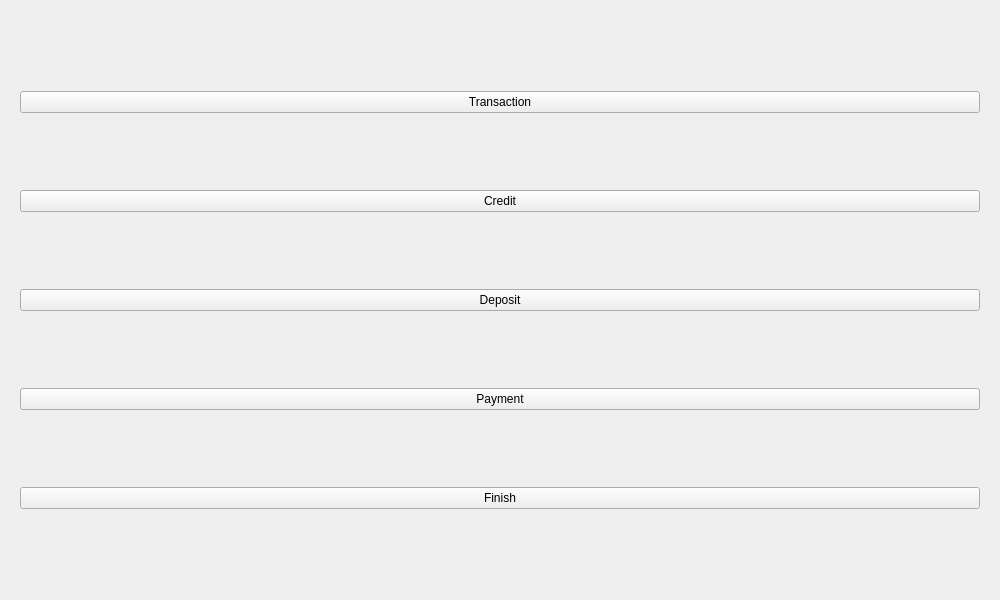
IronTony-Stark/ATM, file views/mainMenu/mainmenuwindow.ui: the form before one commit.
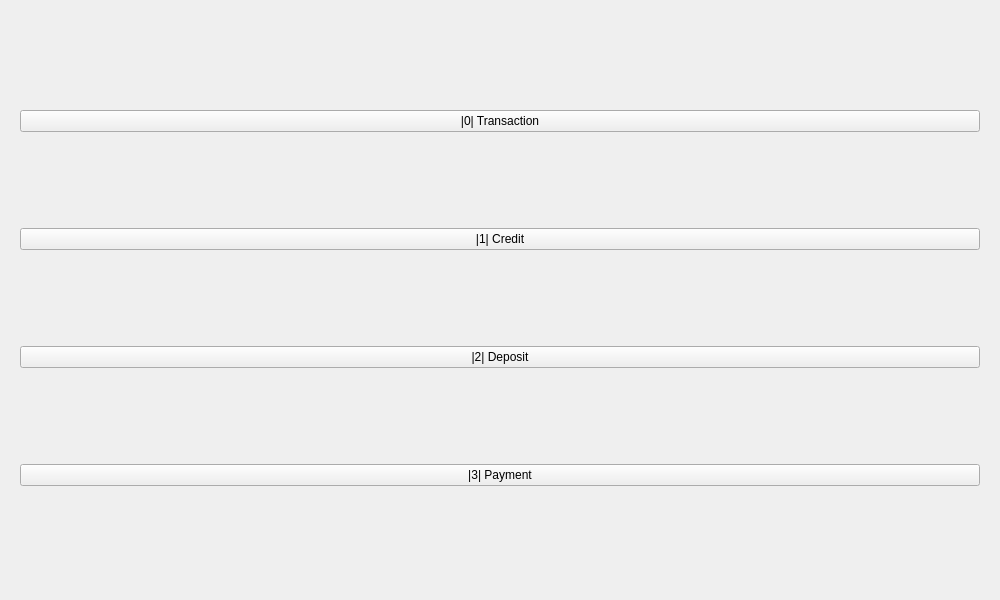
The form after the commit.

```diff
--- a/views/mainMenu/mainmenuwindow.ui
+++ b/views/mainMenu/mainmenuwindow.ui
@@ -21,35 +21,28 @@
        <item>
         <widget class="QPushButton" name="btnTransaction">
          <property name="text">
-          <string>Transaction</string>
+          <string>|0| Transaction</string>
          </property>
         </widget>
        </item>
        <item>
         <widget class="QPushButton" name="btnCredit">
          <property name="text">
-          <string>Credit</string>
+          <string>|1| Credit</string>
          </property>
         </widget>
        </item>
        <item>
         <widget class="QPushButton" name="btnDeposit">
          <property name="text">
-          <string>Deposit</string>
+          <string>|2| Deposit</string>
          </property>
         </widget>
        </item>
        <item>
         <widget class="QPushButton" name="btnPayment">
          <property name="text">
-          <string>Payment</string>
-         </property>
-        </widget>
-       </item>
-       <item>
-        <widget class="QPushButton" name="btnFinish">
-         <property name="text">
-          <string>Finish</string>
+          <string>|3| Payment</string>
          </property>
         </widget>
        </item>
```
Left out of the diff: 2 changed lines with no effect on the pictures.
